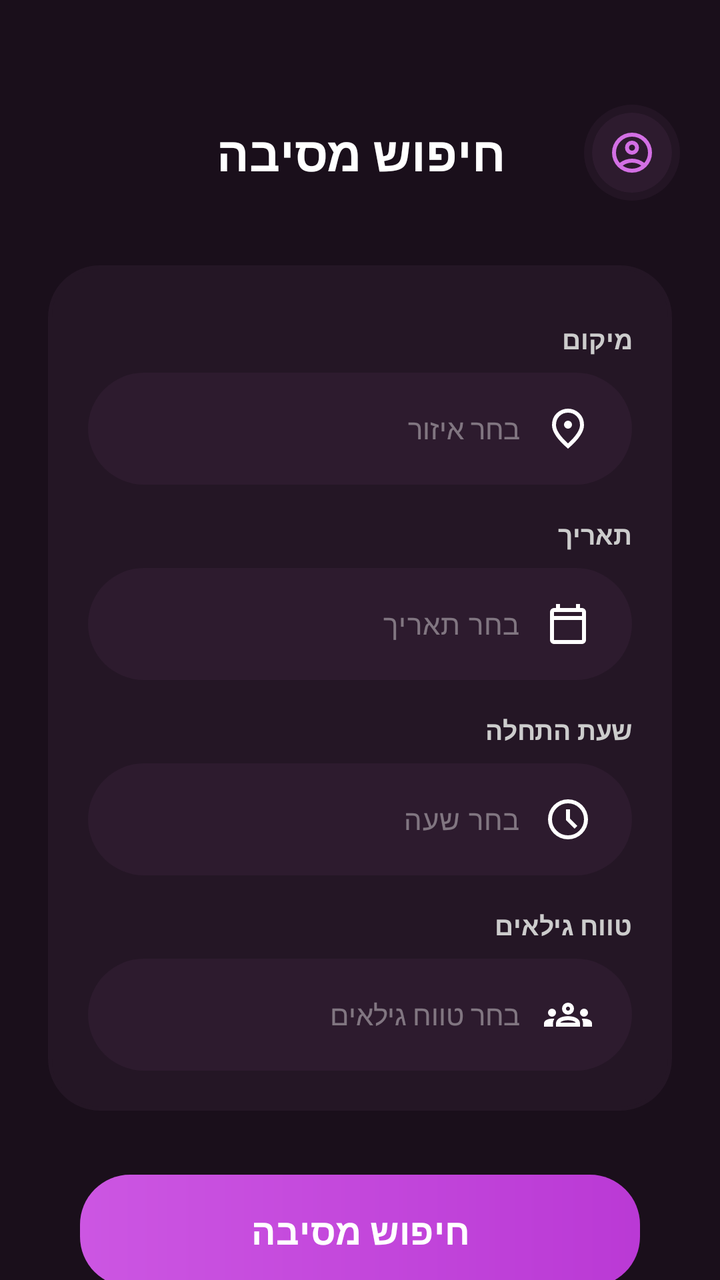
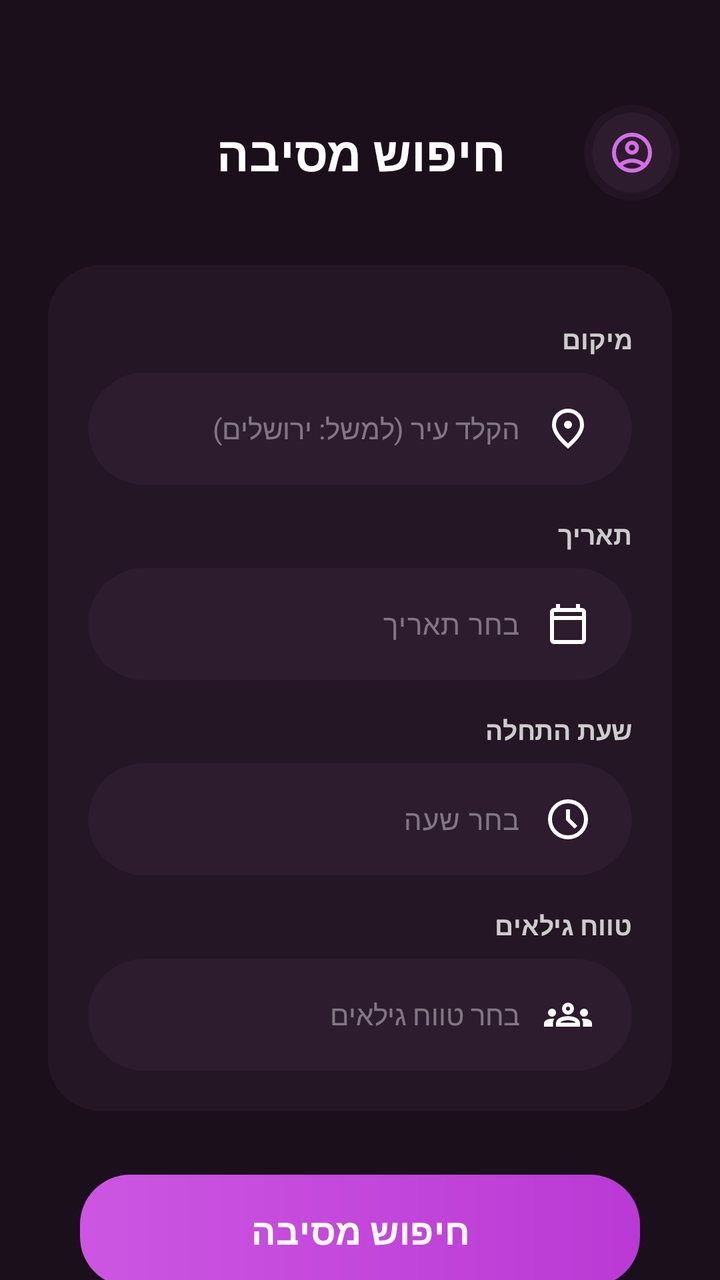

An Android layout rendered at two revisions. The XML below is the earlier revision; the diff shows what the commit changed to produce the second picture.
<!-- AndroidManifest.xml: application theme Theme.PartyLife -->
<!-- res/layout/activity_party_search_page.xml -->
<?xml version="1.0" encoding="utf-8"?>
<androidx.constraintlayout.widget.ConstraintLayout xmlns:android="http://schemas.android.com/apk/res/android"
    xmlns:app="http://schemas.android.com/apk/res-auto"
    xmlns:tools="http://schemas.android.com/tools"
    android:layout_width="match_parent"
    android:layout_height="match_parent"
    android:background="#1A0F1B"
    android:id="@+id/partySearch"
    android:layoutDirection="rtl">

    
    <View
        android:id="@+id/profileGlow"
        android:layout_width="48dp"
        android:layout_height="48dp"
        android:layout_marginStart="20dp"
        android:background="@drawable/circle"
        android:backgroundTint="#2D1B2E"
        android:alpha="0.5"
        app:layout_constraintBottom_toBottomOf="@id/pageTitle"
        app:layout_constraintStart_toStartOf="parent"
        app:layout_constraintTop_toTopOf="@id/pageTitle" />

    <androidx.cardview.widget.CardView
        android:id="@+id/cvProfile"
        android:layout_width="40dp"
        android:layout_height="40dp"
        app:cardBackgroundColor="#2D1B2E"
        app:cardCornerRadius="20dp"
        app:cardElevation="0dp"
        app:layout_constraintBottom_toBottomOf="@id/profileGlow"
        app:layout_constraintEnd_toEndOf="@id/profileGlow"
        app:layout_constraintStart_toStartOf="@id/profileGlow"
        app:layout_constraintTop_toTopOf="@id/profileGlow">

        <ImageView
            android:layout_width="24dp"
            android:layout_height="24dp"
            android:layout_gravity="center"
            android:src="@drawable/personimeg"
            app:tint="#D36FE4" />
    </androidx.cardview.widget.CardView>

    <TextView
        android:id="@+id/pageTitle"
        android:layout_width="wrap_content"
        android:layout_height="wrap_content"
        android:layout_marginTop="60dp"
        android:text="חיפוש מסיבה"
        android:textColor="#FFFFFF"
        android:textSize="24sp"
        android:textStyle="bold"
        app:layout_constraintEnd_toEndOf="parent"
        app:layout_constraintStart_toStartOf="parent"
        app:layout_constraintTop_toTopOf="parent" />

    <ScrollView
        android:layout_width="match_parent"
        android:layout_height="0dp"
        android:layout_marginTop="16dp"
        android:fillViewport="true"
        android:scrollbars="none"
        app:layout_constraintBottom_toBottomOf="parent"
        app:layout_constraintTop_toBottomOf="@id/pageTitle">

        <LinearLayout
            android:layout_width="match_parent"
            android:layout_height="wrap_content"
            android:gravity="center_horizontal"
            android:orientation="vertical"
            android:padding="24dp">

            
            <LinearLayout
                android:id="@+id/searchForContainer"
                android:layout_width="match_parent"
                android:layout_height="wrap_content"
                android:background="@drawable/input_background"
                android:backgroundTint="#241625"
                android:orientation="vertical"
                android:padding="20dp">

                <LinearLayout
                    android:id="@+id/fieldsContainer"
                    android:layout_width="match_parent"
                    android:layout_height="wrap_content"
                    android:orientation="vertical">

                    
                    <TextView
                        android:layout_width="match_parent"
                        android:layout_height="wrap_content"
                        android:layout_marginTop="8dp"
                        android:text="מיקום"
                        android:textColor="#CCCCCC"
                        android:textSize="13sp"
                        android:textStyle="bold"
                        android:gravity="start" />

                    <com.google.android.material.textfield.TextInputLayout
                        android:layout_width="match_parent"
                        android:layout_height="wrap_content"
                        android:layout_marginTop="8dp"
                        app:hintEnabled="false"
                        app:boxBackgroundColor="#2D1B2E"
                        app:boxBackgroundMode="filled"
                        app:boxCornerRadiusBottomEnd="28dp"
                        app:boxCornerRadiusBottomStart="28dp"
                        app:boxCornerRadiusTopEnd="28dp"
                        app:boxCornerRadiusTopStart="28dp"
                        app:boxStrokeWidth="0dp">

                        <AutoCompleteTextView
                            android:id="@+id/inputLocation"
                            android:layout_width="match_parent"
                            android:layout_height="56dp"
                            android:hint="בחר איזור"
                            android:textColor="#FFFFFF"
                            android:textColorHint="#66FFFFFF"
                            android:textSize="14sp"
                            android:gravity="center_vertical|start"
                            android:textAlignment="viewStart"
                            android:drawableStart="@drawable/locationicon"
                            android:drawablePadding="12dp"
                            android:paddingStart="44dp"
                            android:paddingEnd="20dp"
                            android:background="@null" />
                    </com.google.android.material.textfield.TextInputLayout>

                    
                    <TextView
                        android:layout_width="match_parent"
                        android:layout_height="wrap_content"
                        android:layout_marginTop="16dp"
                        android:text="תאריך"
                        android:textColor="#CCCCCC"
                        android:textSize="13sp"
                        android:textStyle="bold"
                        android:gravity="start" />

                    <com.google.android.material.textfield.TextInputLayout
                        android:layout_width="match_parent"
                        android:layout_height="wrap_content"
                        android:layout_marginTop="8dp"
                        app:hintEnabled="false"
                        app:boxBackgroundColor="#2D1B2E"
                        app:boxBackgroundMode="filled"
                        app:boxCornerRadiusBottomEnd="28dp"
                        app:boxCornerRadiusBottomStart="28dp"
                        app:boxCornerRadiusTopEnd="28dp"
                        app:boxCornerRadiusTopStart="28dp"
                        app:boxStrokeWidth="0dp">

                        <EditText
                            android:id="@+id/inputDate"
                            android:layout_width="match_parent"
                            android:layout_height="56dp"
                            android:hint="בחר תאריך"
                            android:textColor="#FFFFFF"
                            android:textColorHint="#66FFFFFF"
                            android:textSize="14sp"
                            android:focusable="false"
                            android:gravity="center_vertical|start"
                            android:textAlignment="viewStart"
                            android:drawableStart="@drawable/date_icon"
                            android:drawablePadding="12dp"
                            android:paddingStart="44dp"
                            android:paddingEnd="20dp"
                            android:background="@null" />
                    </com.google.android.material.textfield.TextInputLayout>

                    
                    <TextView
                        android:layout_width="match_parent"
                        android:layout_height="wrap_content"
                        android:layout_marginTop="16dp"
                        android:text="שעת התחלה"
                        android:textColor="#CCCCCC"
                        android:textSize="13sp"
                        android:textStyle="bold"
                        android:gravity="start" />

                    <com.google.android.material.textfield.TextInputLayout
                        android:layout_width="match_parent"
                        android:layout_height="wrap_content"
                        android:layout_marginTop="8dp"
                        app:hintEnabled="false"
                        app:boxBackgroundColor="#2D1B2E"
                        app:boxBackgroundMode="filled"
                        app:boxCornerRadiusBottomEnd="28dp"
                        app:boxCornerRadiusBottomStart="28dp"
                        app:boxCornerRadiusTopEnd="28dp"
                        app:boxCornerRadiusTopStart="28dp"
                        app:boxStrokeWidth="0dp">

                        <EditText
                            android:id="@+id/inputTime"
                            android:layout_width="match_parent"
                            android:layout_height="56dp"
                            android:hint="בחר שעה"
                            android:textColor="#FFFFFF"
                            android:textColorHint="#66FFFFFF"
                            android:textSize="14sp"
                            android:focusable="false"
                            android:gravity="center_vertical|start"
                            android:textAlignment="viewStart"
                            android:drawableStart="@drawable/time_icon"
                            android:drawablePadding="12dp"
                            android:paddingStart="44dp"
                            android:paddingEnd="20dp"
                            android:background="@null" />
                    </com.google.android.material.textfield.TextInputLayout>

                    
                    <TextView
                        android:layout_width="match_parent"
                        android:layout_height="wrap_content"
                        android:layout_marginTop="16dp"
                        android:text="טווח גילאים"
                        android:textColor="#CCCCCC"
                        android:textSize="13sp"
                        android:textStyle="bold"
                        android:gravity="start" />

                    <com.google.android.material.textfield.TextInputLayout
                        android:layout_width="match_parent"
                        android:layout_height="wrap_content"
                        android:layout_marginTop="8dp"
                        app:hintEnabled="false"
                        app:boxBackgroundColor="#2D1B2E"
                        app:boxBackgroundMode="filled"
                        app:boxCornerRadiusBottomEnd="28dp"
                        app:boxCornerRadiusBottomStart="28dp"
                        app:boxCornerRadiusTopEnd="28dp"
                        app:boxCornerRadiusTopStart="28dp"
                        app:boxStrokeWidth="0dp">

                        <AutoCompleteTextView
                            android:id="@+id/inputAge"
                            android:layout_width="match_parent"
                            android:layout_height="56dp"
                            android:hint="בחר טווח גילאים"
                            android:textColor="#FFFFFF"
                            android:textColorHint="#66FFFFFF"
                            android:textSize="14sp"
                            android:gravity="center_vertical|start"
                            android:textAlignment="viewStart"
                            android:drawableStart="@drawable/groups_icon"
                            android:drawablePadding="12dp"
                            android:paddingStart="44dp"
                            android:paddingEnd="20dp"
                            android:background="@null" />
                    </com.google.android.material.textfield.TextInputLayout>

                </LinearLayout>

            </LinearLayout>

            <com.google.android.material.button.MaterialButton
                android:id="@+id/btnSearch"
                android:layout_width="match_parent"
                android:layout_height="56dp"
                android:layout_marginTop="32dp"
                android:layout_marginStart="16dp"
                android:layout_marginEnd="16dp"
                android:text="חיפוש מסיבה"
                android:textColor="#FFFFFF"
                android:textSize="18sp"
                android:textStyle="bold"
                android:background="@drawable/button_gradient"
                app:backgroundTint="@null"
                app:cornerRadius="28dp" />

        </LinearLayout>
    </ScrollView>

</androidx.constraintlayout.widget.ConstraintLayout>
<!-- resources referenced by this layout -->
<resources>
  <!-- drawable button_gradient (drawable) -->
  <?xml version="1.0" encoding="utf-8"?>
  <shape xmlns:android="http://schemas.android.com/apk/res/android">
      <gradient
          android:startColor="#CC56E2"
          android:endColor="#BA39D5"
          android:angle="0"/>
      <corners android:radius="25dp"/>
  </shape>
  <!-- drawable circle (drawable) -->
  <?xml version="1.0" encoding="utf-8"?>
  <shape xmlns:android="http://schemas.android.com/apk/res/android"
      android:shape="oval">
      <solid android:color="#4D2A4E" />
  </shape>
  <!-- drawable date_icon (drawable) -->
  <vector xmlns:android="http://schemas.android.com/apk/res/android"
      android:width="24dp"
      android:height="24dp"
      android:viewportWidth="960"
      android:viewportHeight="960">
    <path
        android:pathData="M200,880q-33,0 -56.5,-23.5T120,800v-560q0,-33 23.5,-56.5T200,160h40v-80h80v80h320v-80h80v80h40q33,0 56.5,23.5T840,240v560q0,33 -23.5,56.5T760,880L200,880ZM200,800h560v-400L200,400v400ZM200,320h560v-80L200,240v80ZM200,320v-80,80Z"
        android:fillColor="#FFFFFF"/>
  </vector>
  <!-- drawable input_background (drawable) -->
  <?xml version="1.0" encoding="utf-8"?>
  <shape xmlns:android="http://schemas.android.com/apk/res/android"
      android:shape="rectangle">
  
      <solid android:color="#3C2B3C"/>
  
      <corners android:radius="25dp"/>
  
      <stroke
          android:width="2dp"
          android:color="#4F3A4F"/>
  </shape>
  <!-- drawable locationicon (drawable) -->
  <vector xmlns:android="http://schemas.android.com/apk/res/android"
      android:width="24dp"
      android:height="24dp"
      android:viewportWidth="960"
      android:viewportHeight="960">
    <path
        android:pathData="M480,480q33,0 56.5,-23.5T560,400q0,-33 -23.5,-56.5T480,320q-33,0 -56.5,23.5T400,400q0,33 23.5,56.5T480,480ZM480,774q122,-112 181,-203.5T720,408q0,-109 -69.5,-178.5T480,160q-101,0 -170.5,69.5T240,408q0,71 59,162.5T480,774ZM480,880Q319,743 239.5,625.5T160,408q0,-150 96.5,-239T480,80q127,0 223.5,89T800,408q0,100 -79.5,217.5T480,880ZM480,400Z"
        android:fillColor="#FFFFFF"/>
  </vector>
  <!-- drawable personimeg (drawable) -->
  <vector xmlns:android="http://schemas.android.com/apk/res/android"
      android:width="24dp"
      android:height="24dp"
      android:viewportWidth="960"
      android:viewportHeight="960">
    <path
        android:pathData="M234,684q51,-39 114,-61.5T480,600q69,0 132,22.5T726,684q35,-41 54.5,-93T800,480q0,-133 -93.5,-226.5T480,160q-133,0 -226.5,93.5T160,480q0,59 19.5,111t54.5,93ZM480,520q-59,0 -99.5,-40.5T340,380q0,-59 40.5,-99.5T480,240q59,0 99.5,40.5T620,380q0,59 -40.5,99.5T480,520ZM480,880q-83,0 -156,-31.5T197,763q-54,-54 -85.5,-127T80,480q0,-83 31.5,-156T197,197q54,-54 127,-85.5T480,80q83,0 156,31.5T763,197q54,54 85.5,127T880,480q0,83 -31.5,156T763,763q-54,54 -127,85.5T480,880ZM480,800q53,0 100,-15.5t86,-44.5q-39,-29 -86,-44.5T480,680q-53,0 -100,15.5T294,740q39,29 86,44.5T480,800ZM480,440q26,0 43,-17t17,-43q0,-26 -17,-43t-43,-17q-26,0 -43,17t-17,43q0,26 17,43t43,17ZM480,380ZM480,740Z"
        android:fillColor="#FFFFFF"/>
  </vector>
  <!-- drawable time_icon (drawable) -->
  <vector xmlns:android="http://schemas.android.com/apk/res/android"
      android:width="24dp"
      android:height="24dp"
      android:viewportWidth="960"
      android:viewportHeight="960">
    <path
        android:pathData="m612,668 l56,-56 -148,-148v-184h-80v216l172,172ZM480,880q-83,0 -156,-31.5T197,763q-54,-54 -85.5,-127T80,480q0,-83 31.5,-156T197,197q54,-54 127,-85.5T480,80q83,0 156,31.5T763,197q54,54 85.5,127T880,480q0,83 -31.5,156T763,763q-54,54 -127,85.5T480,880ZM480,480ZM480,800q133,0 226.5,-93.5T800,480q0,-133 -93.5,-226.5T480,160q-133,0 -226.5,93.5T160,480q0,133 93.5,226.5T480,800Z"
        android:fillColor="#FFFFFF"/>
  </vector>
  <style name="Theme.PartyLife" parent="Base.Theme.PartyLife" />
  <style name="Base.Theme.PartyLife" parent="Theme.Material3.Dark.NoActionBar">
        
  
      </style>
  <!-- unchanged entries left out for length: 1 -->
</resources>

<!-- the commit's change to res/layout/activity_party_search_page.xml (unified diff, before → after) -->
@@ -114,7 +114,7 @@
                             android:id="@+id/inputLocation"
                             android:layout_width="match_parent"
                             android:layout_height="56dp"
-                            android:hint="בחר איזור"
+                            android:hint="הקלד עיר (למשל: ירושלים)"
                             android:textColor="#FFFFFF"
                             android:textColorHint="#66FFFFFF"
                             android:textSize="14sp"
@@ -124,7 +124,9 @@
                             android:drawablePadding="12dp"
                             android:paddingStart="44dp"
                             android:paddingEnd="20dp"
-                            android:background="@null" />
+                            android:background="@null"
+                            android:inputType="text"
+                            android:completionThreshold="1" />
                     </com.google.android.material.textfield.TextInputLayout>
 
                     
